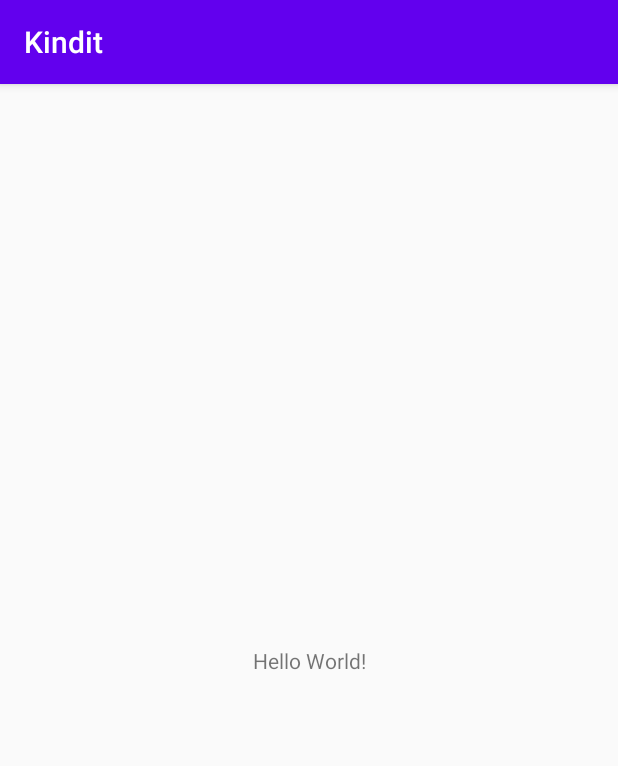
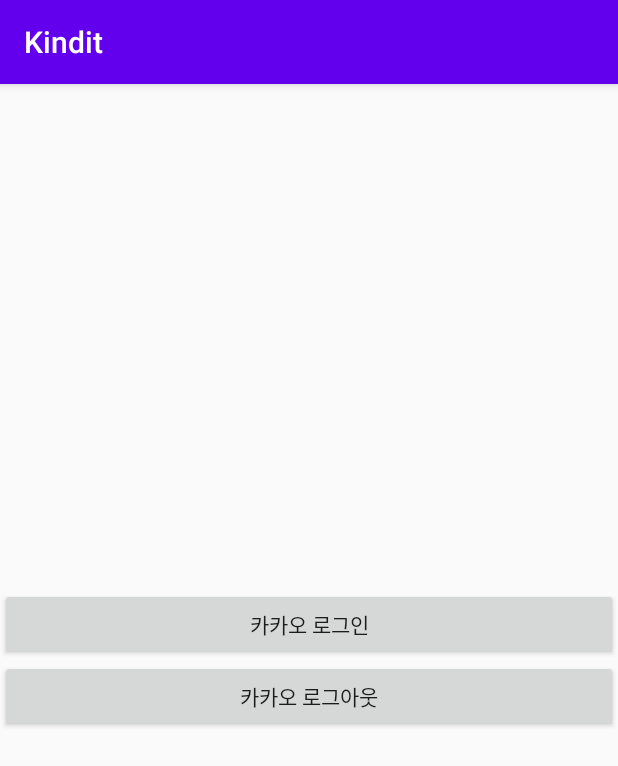
Before and after one commit to dnd-side-project/dnd-mentee-3rd-5-kindit, an Android app: the screen it shows after launch (MainActivity before the commit, LoginActivity after it), on a phone screen of 412 x 824 dp. Shown: the top 766 px of the screen. Run offline under Robolectric (Android 15) with nearby library versions, the phone set to English and light mode, and no system bars; libraries missing offline, so code that uses them is left out: com.kakao.auth, com.kakao.network, com.kakao.usermgmt, com.kakao.util; 3 statements that could not run were skipped.

Commit message:
feature: Kakao Login 구현

```diff
--- a/front-end/Android/app/src/main/java/com/dnd/kindit/MainActivity.kt
+++ b/front-end/Android/app/src/main/java/com/dnd/kindit/MainActivity.kt
@@ -1,11 +1,17 @@
 package com.dnd.kindit
 
+import android.content.Intent
+import android.os.Bundle
 import androidx.appcompat.app.AppCompatActivity
-import android.os.Bundle
+import com.dnd.kindit.view.LoginActivity
+
 
 class MainActivity : AppCompatActivity() {
     override fun onCreate(savedInstanceState: Bundle?) {
         super.onCreate(savedInstanceState)
         setContentView(R.layout.activity_main)
+
+        val intent = Intent(application, LoginActivity::class.java)
+        startActivity(intent)
     }
 }
--- /dev/null
+++ b/front-end/Android/app/src/main/java/com/dnd/kindit/util/GlobalApplication.java
@@ -0,0 +1,82 @@
+package com.dnd.kindit.util;
+
+import android.app.Application;
+import android.content.Context;
+
+import com.kakao.auth.ApprovalType;
+import com.kakao.auth.AuthType;
+import com.kakao.auth.IApplicationConfig;
+import com.kakao.auth.ISessionConfig;
+import com.kakao.auth.KakaoAdapter;
+import com.kakao.auth.KakaoSDK;
+
+public class GlobalApplication extends Application {
+    private static GlobalApplication instance;
+
+    public static GlobalApplication getGlobalApplicationContext() {
+        if (instance == null) {
+            throw new IllegalStateException("This Application does not inherit com.kakao.GlobalApplication");
+        }
+
+        return instance;
+    }
+
+    @Override
+    public void onCreate() {
+        super.onCreate();
+        instance = this;
+
+        // Kakao Sdk 초기화
+        KakaoSDK.init(new KakaoSDKAdapter());
+    }
+
+    @Override
+    public void onTerminate() {
+        super.onTerminate();
+        instance = null;
+    }
+
+    public class KakaoSDKAdapter extends KakaoAdapter {
+
+        @Override
+        public ISessionConfig getSessionConfig() {
+            return new ISessionConfig() {
+                @Override
+                public AuthType[] getAuthTypes() {
+                    return new AuthType[] {AuthType.KAKAO_LOGIN_ALL};
+                }
+
+                @Override
+                public boolean isUsingWebviewTimer() {
+                    return false;
+                }
+
+                @Override
+                public boolean isSecureMode() {
+                    return false;
+                }
+
+                @Override
+                public ApprovalType getApprovalType() {
+                    return ApprovalType.INDIVIDUAL;
+                }
+
+                @Override
+                public boolean isSaveFormData() {
+                    return true;
+                }
+            };
+        }
+
+        // Application이 가지고 있는 정보를 얻기 위한 인터페이스
+        @Override
+        public IApplicationConfig getApplicationConfig() {
+            return new IApplicationConfig() {
+                @Override
+                public Context getApplicationContext() {
+                    return GlobalApplication.getGlobalApplicationContext();
+                }
+            };
+        }
+    }
+}
--- /dev/null
+++ b/front-end/Android/app/src/main/java/com/dnd/kindit/util/SesionCallback.kt
@@ -0,0 +1,74 @@
+package com.dnd.kindit.util
+
+import android.util.Log
+import com.kakao.auth.ISessionCallback
+import com.kakao.network.ErrorResult
+import com.kakao.usermgmt.UserManagement
+import com.kakao.usermgmt.callback.MeV2ResponseCallback
+import com.kakao.usermgmt.response.MeV2Response
+import com.kakao.usermgmt.response.model.Profile
+import com.kakao.util.OptionalBoolean
+import com.kakao.util.exception.KakaoException
+
+
+class SessionCallback : ISessionCallback {
+    // 로그인에 성공한 상태
+    override fun onSessionOpened() {
+        requestUserInfo()
+    }
+
+    // 로그인에 실패한 상태
+    override fun onSessionOpenFailed(exception: KakaoException) {
+        Log.e("SessionCallback :: ", "onSessionOpenFailed : " + exception.message)
+    }
+
+    // 사용자 정보 요청
+    private fun requestUserInfo() {
+        UserManagement.getInstance().me(object : MeV2ResponseCallback() {
+            override fun onSessionClosed(errorResult: ErrorResult) {
+                Log.e("KAKAO_API", "세션이 닫혀 있음: $errorResult")
+            }
+
+            override fun onFailure(errorResult: ErrorResult) {
+                Log.e("KAKAO_API", "사용자 정보 요청 실패: $errorResult")
+            }
+
+            override fun onSuccess(result: MeV2Response) {
+                Log.i("KAKAO_API", "사용자 아이디: " + result.id)
+                val kakaoAccount = result.kakaoAccount
+                if (kakaoAccount != null) {
+                    // 이메일
+                    val email = kakaoAccount.email
+                    when {
+                        email != null -> {
+                            Log.i("KAKAO_API", "email: $email")
+                        }
+                        kakaoAccount.emailNeedsAgreement() == OptionalBoolean.TRUE -> {
+                            // 동의 요청 후 이메일 획득 가능
+                            // 단, 선택 동의로 설정되어 있다면 서비스 이용 시나리오 상에서 반드시 필요한 경우에만 요청해야 합니다.
+                        }
+                        else -> {
+                            Log.i("KAKAO_API ", "이메일 가져오기 불가능")
+                        }
+                    }
+
+                    // 프로필
+                    val profile: Profile? = kakaoAccount.profile
+                    when {
+                        profile != null -> {
+                            Log.d("KAKAO_API", "nickname: " + profile.nickname)
+                            Log.d("KAKAO_API", "profile image: " + profile.profileImageUrl)
+                            Log.d("KAKAO_API", "thumbnail image: " + profile.thumbnailImageUrl)
+                        }
+                        kakaoAccount.profileNeedsAgreement() == OptionalBoolean.TRUE -> {
+                            // 동의 요청 후 프로필 정보 획득 가능
+                        }
+                        else -> {
+                            Log.i("KAKAO_API ", "프로필 가져오기 불가능")
+                        }
+                    }
+                }
+            }
+        })
+    }
+}
--- /dev/null
+++ b/front-end/Android/app/src/main/java/com/dnd/kindit/view/LoginActivity.kt
@@ -0,0 +1,55 @@
+package com.dnd.kindit.view
+
+import android.content.Intent
+import android.os.Bundle
+import android.widget.Toast
+import androidx.annotation.Nullable
+import androidx.appcompat.app.AppCompatActivity
+import com.dnd.kindit.R
+import com.dnd.kindit.util.SessionCallback
+import com.kakao.auth.AuthType
+import com.kakao.auth.Session
+import com.kakao.usermgmt.UserManagement
+import com.kakao.usermgmt.callback.LogoutResponseCallback
+import kotlinx.android.synthetic.main.activity_login.*
+
+
+class LoginActivity : AppCompatActivity() {
+
+    private val sessionCallback = SessionCallback()
+
+    override fun onCreate(savedInstanceState: Bundle?) {
+        super.onCreate(savedInstanceState)
+        setContentView(R.layout.activity_login)
+
+        val session = Session.getCurrentSession()
+        session.addCallback(sessionCallback)
+
+
+        btn_custom_login.setOnClickListener {
+            session.open(AuthType.KAKAO_LOGIN_ALL, this@LoginActivity)
+        }
+
+        btn_custom_login_out.setOnClickListener {
+            UserManagement.getInstance().requestLogout(object : LogoutResponseCallback() {
+                override fun onCompleteLogout() {
+                    Toast.makeText(this@LoginActivity, "로그아웃", Toast.LENGTH_SHORT).show()
+                }
+            })
+        }
+
+    }
+
+    override fun onDestroy() {
+        super.onDestroy()
+        // 세션 콜백 삭제
+        Session.getCurrentSession().removeCallback(sessionCallback)
+    }
+
+    override fun onActivityResult(requestCode: Int, resultCode: Int, @Nullable data: Intent?) {
+        if (Session.getCurrentSession().handleActivityResult(requestCode, resultCode, data)) {
+            return
+        }
+        super.onActivityResult(requestCode, resultCode, data)
+    }
+}
--- /dev/null
+++ b/front-end/Android/app/src/main/res/layout/activity_login.xml
@@ -0,0 +1,22 @@
+<?xml version="1.0" encoding="utf-8"?>
+<LinearLayout
+    xmlns:android="http://schemas.android.com/apk/res/android"
+    xmlns:tools="http://schemas.android.com/tools"
+    android:layout_width="match_parent"
+    android:layout_height="match_parent"
+    android:gravity="center"
+    tools:context=".view.LoginActivity"
+    android:orientation="vertical">
+
+    <Button
+        android:id="@+id/btn_custom_login"
+        android:layout_width="match_parent"
+        android:layout_height="wrap_content"
+        android:text="카카오 로그인" />
+
+    <Button
+        android:id="@+id/btn_custom_login_out"
+        android:layout_width="match_parent"
+        android:layout_height="wrap_content"
+        android:text="카카오 로그아웃" />
+</LinearLayout>
--- a/front-end/Android/app/src/main/res/values/strings.xml
+++ b/front-end/Android/app/src/main/res/values/strings.xml
@@ -1,3 +1,4 @@
 <resources>
     <string name="app_name">Kindit</string>
+    <string name="kakao_app_key">f3f24fa18ce3bf5244a9316dbd5bb5fe</string>
 </resources>
--- a/front-end/Android/build.gradle
+++ b/front-end/Android/build.gradle
@@ -18,6 +18,8 @@ allprojects {
     repositories {
         google()
         jcenter()
+        maven { url "https://maven.google.com" }
+        maven { url 'http://devrepo.kakao.com:8088/nexus/content/groups/public/'}
     }
 }
 
--- a/front-end/Android/gradle.properties
+++ b/front-end/Android/gradle.properties
@@ -19,3 +19,6 @@ android.useAndroidX=true
 android.enableJetifier=true
 # Kotlin code style for this project: "official" or "obsolete":
 kotlin.code.style=official
+
+KAKAO_SDK_GROUP=com.kakao.sdk
+KAKAO_SDK_VERSION=1.27.0
```
Also changed, not shown: front-end/Android/app/build.gradle (+9 -2 lines), front-end/Android/app/src/main/AndroidManifest.xml (+10 -0 lines).
